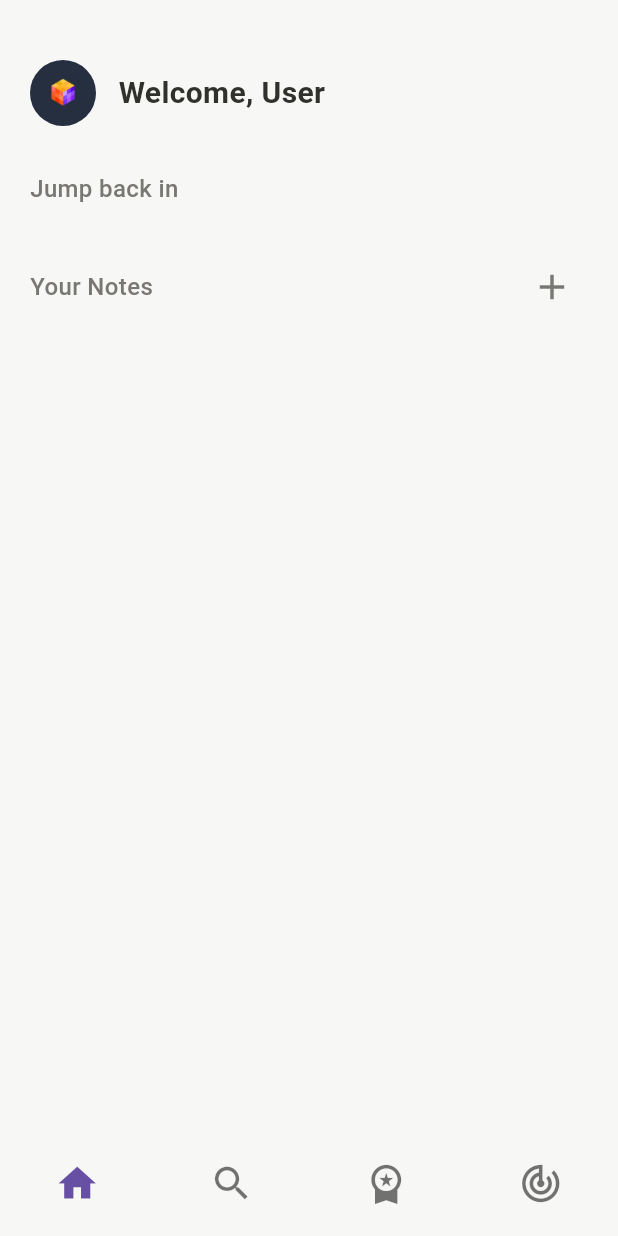
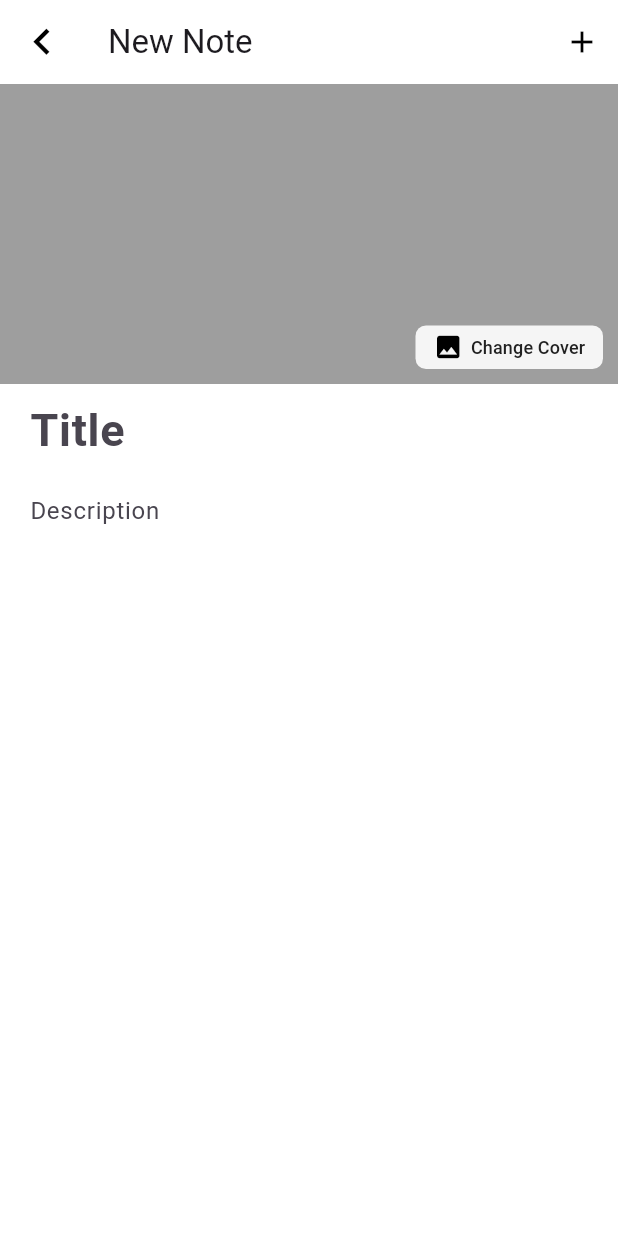
Before and after one commit to bennygdev/noteme, a Flutter app: the screen it shows after launch, after a tap on the "add" icon, on a phone screen of 412 x 824 dp. Run offline on Flutter 3.47's test engine with Material 3 defaults, Android fonts, the phone set to English and light mode, and no system bars; our stand-ins replace sqflite; accounts and stored records are empty.

Commit message:
add note functionality but incomplete

```diff
--- a/lib/data/database_helper.dart
+++ b/lib/data/database_helper.dart
@@ -58,10 +58,10 @@ class DatabaseHelper {
   }
 
   // retrieve all comment
-  Future<List<Comment>> retrieveComments(int mealId) async{
+  Future<List<Comment>> retrieveComments(int noteId) async{
     final Database db = await initializeDb();
     final List<Map<String, dynamic>> queryResult =
-    await db.query("Comment", where: "mealId = ?", whereArgs: [mealId]);
+    await db.query("Comment", where: "noteId = ?", whereArgs: [noteId]);
     return queryResult.map((e) => Comment.fromMap(e)).toList();
   }
 
@@ -78,8 +78,8 @@ class DatabaseHelper {
   // ...
 
   // delete comment
-  Future<void> deleteComments(int mealId) async{
+  Future<void> deleteComments(int noteId) async{
     final Database db = await initializeDb();
-    await db.delete("Comment", where: "mealId = ?", whereArgs: [mealId]);
+    await db.delete("Comment", where: "noteId = ?", whereArgs: [noteId]);
   }
 }
--- a/lib/home.dart
+++ b/lib/home.dart
@@ -1,7 +1,10 @@
 import 'package:bennygoh_notion/habit/habit_tracker.dart';
+import 'package:bennygoh_notion/note/add_note.dart';
 import 'package:bennygoh_notion/note/search_note.dart';
 import 'package:bennygoh_notion/todo/todolist.dart';
 import 'package:flutter/material.dart';
+import 'data/database_helper.dart';
+import 'data/data_classes.dart';
 
 class HomePage extends StatefulWidget {
   const HomePage({Key? key}) : super(key: key);
@@ -11,6 +14,23 @@ class HomePage extends StatefulWidget {
 }
 
 class _HomePageState extends State<HomePage> {
+  late DatabaseHelper handler;
+  List<Note> _notes = [];
+
+  @override
+  void initState() {
+    super.initState();
+    handler = DatabaseHelper();
+    handler.initializeDb();
+    loadNotes();
+  }
+
+  void loadNotes() async {
+    List<Note> notes = await handler.retrieveNotes();
+    setState(() {
+      _notes = notes;
+    });
+  }
 
   Widget userSection = Column(
     children: [
@@ -47,6 +67,10 @@ class _HomePageState extends State<HomePage> {
     ],
   );
 
+  @override
+  Widget build(BuildContext context) {
+
+    // moved widget component here so context is intialized by build constructor
     Widget notes = Column(
         children: [
           Row(
@@ -61,7 +85,13 @@ class _HomePageState extends State<HomePage> {
                   )
               ),
               IconButton(
-            onPressed: () {},
+                onPressed: () {
+                  Navigator.of(context).push(
+                      MaterialPageRoute(
+                        builder: (context) => AddNote(),
+                      )
+                  ).then((ctx) => loadNotes());
+                },
                 icon: Icon(
                   Icons.add,
                   color: Color(0xFF787773),
@@ -73,8 +103,6 @@ class _HomePageState extends State<HomePage> {
         ]
     );
 
-  @override
-  Widget build(BuildContext context) {
     return Scaffold(
       backgroundColor: Color(0xFFf7f7f5),
       // appBar: AppBar(
@@ -92,6 +120,19 @@ class _HomePageState extends State<HomePage> {
             recentNotes,
             SizedBox(height: 30),
             notes,
+            _notes.isEmpty ?
+                Text("None") :
+            Flexible(child: ListView.builder(
+              itemCount: _notes.length,
+              itemBuilder: (context, index) {
+                final note = _notes[index];
+                return ListTile(
+                    tileColor: Colors.red,
+                    title: Text(note.title)
+                );
+              },
+            ),
+            ),
           ],
         ),
       ),
--- a/lib/note/add_note.dart
+++ b/lib/note/add_note.dart
@@ -0,0 +1,176 @@
+import 'package:flutter/material.dart';
+import 'dart:io';
+// import 'package:intl/intl.dart';
+import '../data/database_helper.dart';
+import '../data/data_classes.dart';
+
+class AddNote extends StatefulWidget {
+  const AddNote({Key? key}) : super(key: key);
+
+  @override
+  State<AddNote> createState() => _AddNoteState();
+}
+
+class _AddNoteState extends State<AddNote> {
+  late DatabaseHelper handler;
+  final formKey = GlobalKey<FormState>();
+  final titleController = TextEditingController();
+  final descriptionController = TextEditingController();
+  File? imageFile; // xfile or file?
+
+  @override
+  void initState() {
+    super.initState();
+    handler = DatabaseHelper();
+
+    titleController.addListener(() {
+      setState(() {});
+    });
+  }
+
+  void addNote() async {
+    if (formKey.currentState!.validate()) {
+      final title = titleController.text;
+      final description = descriptionController.text;
+      final createdDate = DateTime.now().millisecondsSinceEpoch;
+      // add image path here
+
+      final note = Note(
+        title: title,
+        img: null,
+        description: description,
+        dateEpochMS: createdDate,
+      );
+      await handler.insertNote(note);
+
+      Navigator.pop(context);
+    }
+  }
+
+
+  @override
+  Widget build(BuildContext context) {
+    return Scaffold(
+      appBar: AppBar(
+        backgroundColor: Colors.transparent,
+        leading: IconButton(
+          icon: Icon(
+            Icons.chevron_left,
+            color: Colors.black,
+            size: 35,
+          ),
+          onPressed: () => Navigator.of(context).pop(),
+        ),
+        actions: [
+          IconButton(
+            onPressed: () {
+              addNote();
+            },
+            icon: Icon(
+              Icons.add,
+              color: Colors.black,
+
+            )
+          )
+        ],
+        title: Text(
+          titleController.text.isEmpty ? 'New Note' : titleController.text,
+        ),
+      ),
+      backgroundColor: Colors.white,
+      body: SingleChildScrollView(
+        child: Form(
+          key: formKey,
+          child: Column(
+            children: [
+              // ternary operator to add if imagepath exists or not
+              Stack(
+                alignment: Alignment.bottomRight,
+                children: [
+                  Container(
+                    height: 200,
+                    color: Colors.grey,
+                  ),
+                  Padding(
+                    padding: EdgeInsets.fromLTRB(0, 0, 10, 10),
+                    child: SizedBox(
+                      height: 29,
+                      width: 125,
+                      child: TextButton(
+                        child: Row(
+                          mainAxisAlignment: MainAxisAlignment.center,
+                          crossAxisAlignment: CrossAxisAlignment.center,
+                          children: [
+                            Icon(
+                              Icons.image,
+                              size: 20,
+                              color: Colors.black,
+                            ),
+                            SizedBox(width: 5),
+                            Text(
+                              'Change Cover',
+                              style: TextStyle(
+                                color: Colors.grey[900],
+                                fontSize: 12,
+                              )
+                            )
+                          ],
+                        ),
+                        onPressed: () {},
+                        style: TextButton.styleFrom(
+                          backgroundColor: Colors.white.withOpacity(0.9),
+                          padding: EdgeInsets.zero,
+                          shape: RoundedRectangleBorder(
+                            borderRadius: BorderRadius.circular(7),
+                          )
+                        )
+                      )
+                    )
+                  )
+                ],
+              ), // add ternary operator before the comma to show the add image button
+              Padding(
+                padding: EdgeInsets.fromLTRB(20, 0, 20, 0),
+                child: Column(
+                  children: [
+                    TextFormField(
+                      controller: titleController,
+                      decoration: InputDecoration(
+                        hintText: 'Title',
+                        border: InputBorder.none,
+                      ),
+                      style: TextStyle(
+                        fontSize: 30,
+                        fontWeight: FontWeight.bold,
+                      ),
+                      validator: (value) {
+                        if (value == null || value.isEmpty) {
+                          return 'Please enter a title';
+                        }
+                        return null;
+                      }
+                    ),
+                    TextFormField(
+                      controller: descriptionController,
+                      decoration: InputDecoration(
+                        hintText: 'Description',
+                        border: InputBorder.none,
+                      ),
+                      validator: (value) {
+                        if (value == null || value.isEmpty) {
+                          return 'Please enter description';
+                        }
+                        return null;
+                      },
+                      maxLines: null,
+                    )
+                  ],
+                )
+              )
+            ],
+          ),
+        ),
+      )
+    );
+  }
+}
```
Lines whose indentation alone changed are shown as unchanged.
